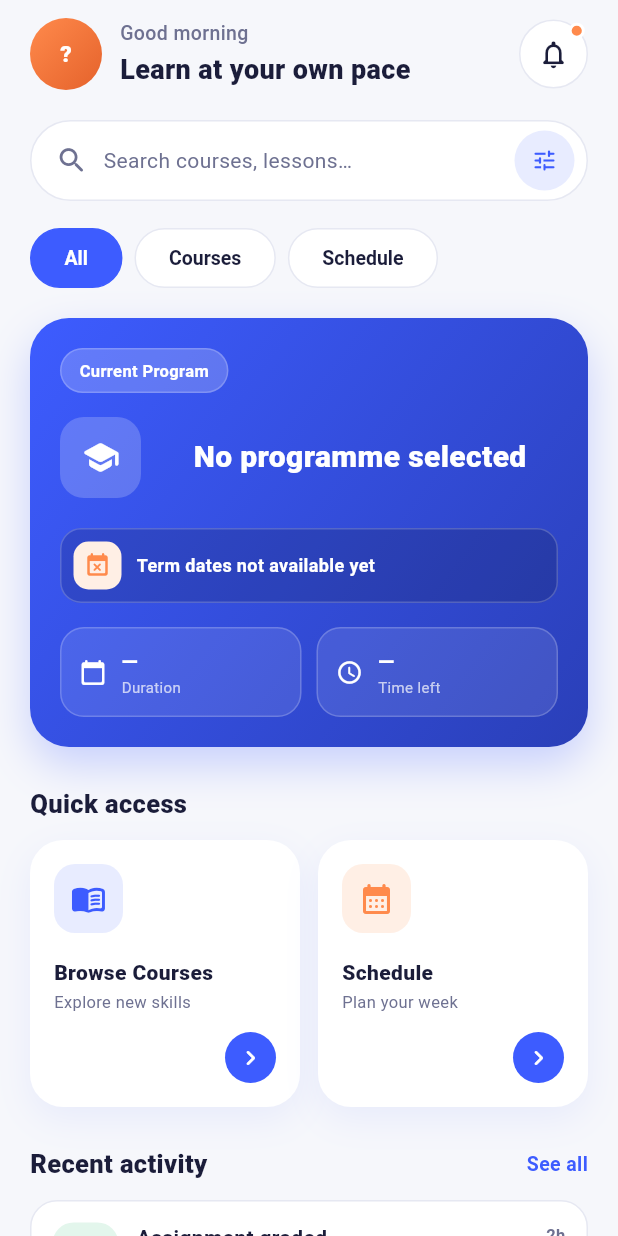
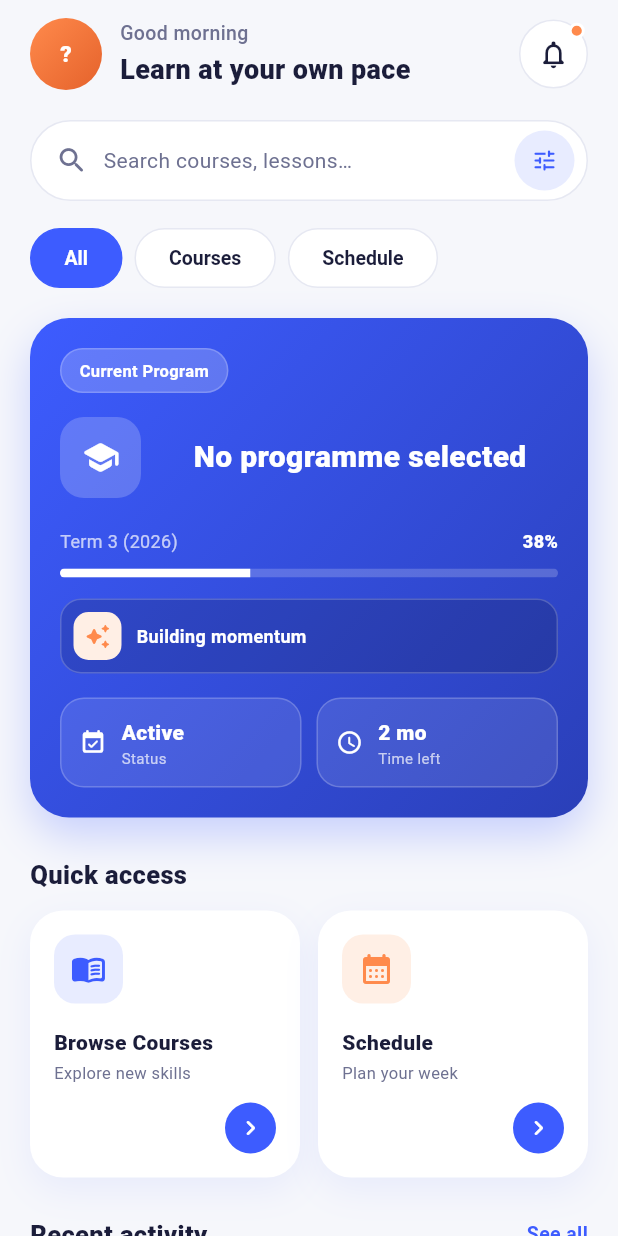
Before and after one commit to georgesimwanza/AdultEducation, a Flutter app: the Dashboard screen opened by its route, on a phone screen of 412 x 824 dp. Run offline on Flutter 3.47's test engine with Material 3 defaults, Android fonts, the phone set to English and light mode, and no system bars; our stand-ins replace dio, file_picker, shared_preferences, sqflite, supabase_flutter, table_calendar and 1 more; missing offline and left inert: flutter_pdfview; accounts and stored records are empty.

Commit message:
new term count added

```diff
--- a/adult/lib/screens/dashboard.dart
+++ b/adult/lib/screens/dashboard.dart
@@ -6,6 +6,7 @@ import './subject.dart';
 import 'schedule_screen.dart';
 import 'package:adult/service/sync_service.dart';
 import 'package:adult/screens/color.dart';
+import 'package:adult/Model/school_term.dart';
 
 class Dashboard extends StatefulWidget {
   const Dashboard({super.key});
@@ -20,11 +21,6 @@ class DashboardState extends State<Dashboard>
   bool _titleFetched = false;
   bool _isLoadingTitle = true;
   int _selectedFilter = 0;
-
-  // Term window for the current programme. Progress is time-based:
-  // (today - start) / (end - start). Null until dates are found.
-  DateTime? _termStart;
-  DateTime? _termEnd;
 
   static const List<String> _filters = ['All', 'Courses', 'Schedule'];
 
@@ -54,20 +50,6 @@ class DashboardState extends State<Dashboard>
     }
   }
 
-  /// Reads a date from a DB row, trying several possible column names.
-  /// Accepts ISO strings or millisecond timestamps.
-  DateTime? _readDate(Map<String, Object?> row, List<String> keys) {
-    for (final k in keys) {
-      final v = row[k];
-      if (v is String && v.isNotEmpty) {
-        final d = DateTime.tryParse(v);
-        if (d != null) return d;
-      }
-      if (v is int) return DateTime.fromMillisecondsSinceEpoch(v);
-    }
-    return null;
-  }
-
   Future<void> _fetchTitle() async {
     try {
       final controller = Provider.of<AuthController>(context, listen: false);
@@ -94,16 +76,13 @@ class DashboardState extends State<Dashboard>
           if (!mounted) return;
           setState(() {
             _programmeTitle = row['name'] as String;
-            // ⚠️ adapt these column names to your `programmes` table
-            _termStart = _readDate(row, ['start_date', 'startDate']);
-            _termEnd = _readDate(row, ['end_date', 'endDate']);
             _isLoadingTitle = false;
           });
           return;
         }
       }
 
-      // Fall back to server (title only — no term dates available here)
+      // Fall back to server
       final title = await DashboardService().getProgramTitle(programmeId);
       if (!mounted) return;
       setState(() {
@@ -120,29 +99,15 @@ class DashboardState extends State<Dashboard>
   }
 
   // ───────────────────────── Term progress helpers ─────────────────────────
+  // Term dates come from `zambia2026TermsBestEffort` (Model/school_term.dart),
+  // evaluated by computeTermProgress() — the same source the admin
+  // dashboard uses, so both screens always agree.
 
-  /// 0.0–1.0, or null if term dates aren't known.
-  double? get _termProgress {
-    final s = _termStart, e = _termEnd;
-    if (s == null || e == null || !e.isAfter(s)) return null;
-    final total = e.difference(s).inSeconds;
-    final done = DateTime.now().difference(s).inSeconds;
-    return (done / total).clamp(0.0, 1.0);
+  String _formatSpan(int days) {
+    final d = days < 0 ? 0 : days;
+    if (d >= 30) return '${(d / 30).round()} mo';
+    return '$d d';
   }
-
-  String _formatSpan(Duration d) {
-    final days = d.inDays < 0 ? 0 : d.inDays;
-    if (days >= 30) return '${(days / 30).round()} mo';
-    return '$days d';
-  }
-
-  String get _durationLabel => (_termStart != null && _termEnd != null)
-      ? _formatSpan(_termEnd!.difference(_termStart!))
-      : '—';
-
-  String get _timeLeftLabel => _termEnd != null
-      ? _formatSpan(_termEnd!.difference(DateTime.now()))
-      : '—';
 
   String _progressMessage(double p) {
     if (p >= 1) return 'Term complete — well done!';
@@ -633,6 +598,16 @@ class DashboardState extends State<Dashboard>
   // ───────────────────────── Hero program card ─────────────────────────
 
   Widget _buildCurrentProgramCard() {
+    final term = computeTermProgress(
+      zambia2026TermsBestEffort,
+      DateTime.now(),
+    );
+    final bool isHoliday = term.isHoliday;
+    final String termLabel = term.label;
+    final int daysLeft = (term.daysLeft as num).toInt();
+    final double progress =
+    isHoliday ? 0.0 : (term.percentComplete as num).toDouble();
+
     return Container(
       padding: const EdgeInsets.all(20),
       decoration: BoxDecoration(
@@ -710,15 +685,26 @@ class DashboardState extends State<Dashboard>
             ],
           ),
           const SizedBox(height: 20),
-          _buildTermProgress(),
+          _buildTermProgress(
+            label: termLabel,
+            progress: progress,
+            isHoliday: isHoliday,
+            daysLeft: daysLeft,
+          ),
           const SizedBox(height: 16),
           Row(
             children: [
               _buildStatChip(
-                  Icons.calendar_today_rounded, _durationLabel, 'Duration'),
+                Icons.event_available_rounded,
+                isHoliday ? 'Holiday' : 'Active',
+                'Status',
+              ),
               const SizedBox(width: 10),
               _buildStatChip(
-                  Icons.schedule_rounded, _timeLeftLabel, 'Time left'),
+                Icons.schedule_rounded,
+                _formatSpan(daysLeft),
+                isHoliday ? 'Until term starts' : 'Time left',
+              ),
             ],
           ),
         ],
@@ -726,34 +712,36 @@ class DashboardState extends State<Dashboard>
     );
   }
 
-  /// "Program progress  67%" + thin bar + encouragement strip.
-  Widget _buildTermProgress() {
+  /// Term label + percent, thin bar, and an encouragement strip.
+  Widget _buildTermProgress({
+    required String label,
+    required double progress,
+    required bool isHoliday,
+    required int daysLeft,
+  }) {
     if (_isLoadingTitle) {
       return const _ShimmerLine(
           key: ValueKey('p-shimmer'), width: double.infinity, height: 64);
     }
 
-    final p = _termProgress;
-    if (p == null) {
-      return _statusStrip(
-        Icons.event_busy_rounded,
-        'Term dates not available yet',
-      );
-    }
-
-    final percent = (p * 100).round();
+    final percent = (progress * 100).round();
     return Column(
       crossAxisAlignment: CrossAxisAlignment.start,
       children: [
         Row(
           children: [
-            const Text(
-              'Program progress',
-              style: TextStyle(color: EduColors.onPrimaryMuted, fontSize: 12),
+            Expanded(
+              child: Text(
+                label,
+                maxLines: 1,
+                overflow: TextOverflow.ellipsis,
+                style: const TextStyle(
+                    color: EduColors.onPrimaryMuted, fontSize: 12),
+              ),
             ),
             const SizedBox(width: 8),
             Text(
-              '$percent%',
+              isHoliday ? 'On holiday' : '$percent%',
               style: const TextStyle(
                 color: EduColors.onPrimary,
                 fontSize: 12,
@@ -764,7 +752,7 @@ class DashboardState extends State<Dashboard>
         ),
         const SizedBox(height: 10),
         TweenAnimationBuilder<double>(
-          tween: Tween(begin: 0, end: p),
+          tween: Tween(begin: 0, end: progress),
           duration: const Duration(milliseconds: 900),
           curve: Curves.easeOutCubic,
           builder: (context, v, _) => ClipRRect(
@@ -778,7 +766,12 @@ class DashboardState extends State<Dashboard>
           ),
         ),
         const SizedBox(height: 14),
-        _statusStrip(Icons.auto_awesome_rounded, _progressMessage(p)),
+        _statusStrip(
+          isHoliday ? Icons.beach_access_rounded : Icons.auto_awesome_rounded,
+          isHoliday
+              ? '$daysLeft days until term starts'
+              : _progressMessage(progress),
+        ),
       ],
     );
   }
@@ -832,11 +825,14 @@ class DashboardState extends State<Dashboard>
           children: [
             Icon(icon, color: EduColors.onPrimary, size: 18),
             const SizedBox(width: 10),
-            Column(
+            Expanded(
+              child: Column(
                 crossAxisAlignment: CrossAxisAlignment.start,
                 children: [
                   Text(
                     value,
+                    maxLines: 1,
+                    overflow: TextOverflow.ellipsis,
                     style: const TextStyle(
                       color: EduColors.onPrimary,
                       fontSize: 14,
@@ -845,10 +841,13 @@ class DashboardState extends State<Dashboard>
                   ),
                   Text(
                     label,
+                    maxLines: 1,
+                    overflow: TextOverflow.ellipsis,
                     style: const TextStyle(
                         color: EduColors.onPrimaryMuted, fontSize: 10),
                   ),
                 ],
+              ),
             ),
           ],
         ),
```
Lines whose indentation alone changed are shown as unchanged.
